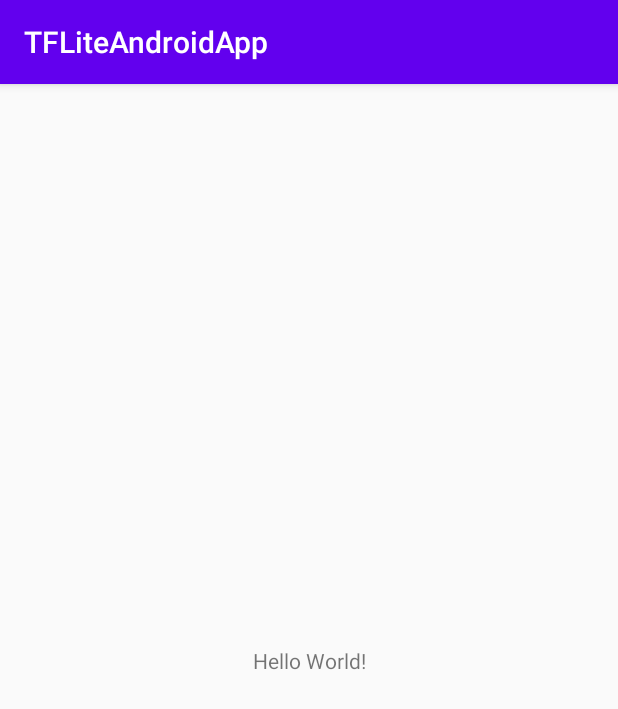
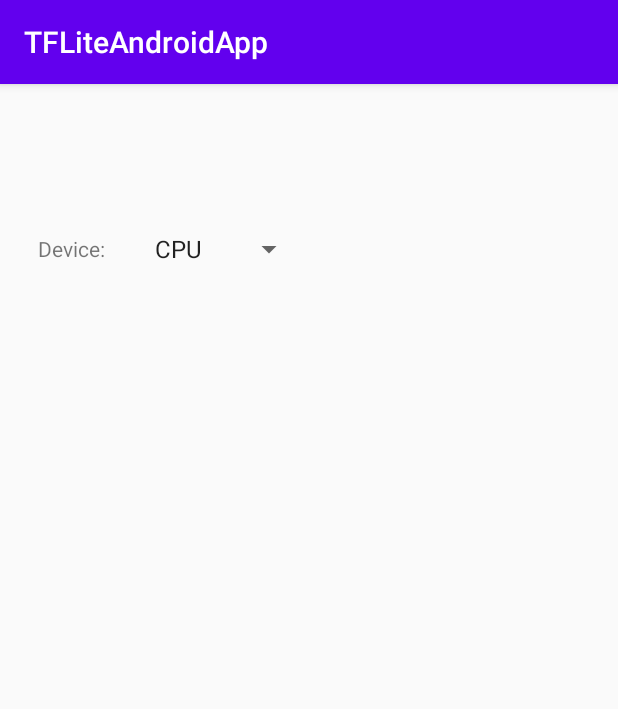
Before and after one commit to Magdalena-N/TFLiteAndroidApp, an Android app: the screen it shows after launch (MainActivity), on a phone screen of 412 x 824 dp. Shown: the top 709 px of the screen. Run offline under Robolectric (Android 15) with nearby library versions, the phone set to English and light mode, and no system bars; libraries missing offline, so code that uses them is left out: com.opencsv, org.tensorflow.lite; 3 statements that could not run were skipped.

Commit message:
Add spinner for device selection.

```diff
--- a/app/src/main/java/com/example/tfliteandroidapp/MainActivity.java
+++ b/app/src/main/java/com/example/tfliteandroidapp/MainActivity.java
@@ -3,12 +3,36 @@ package com.example.tfliteandroidapp;
 import androidx.appcompat.app.AppCompatActivity;
 
 import android.os.Bundle;
+import android.view.View;
+import android.widget.AdapterView;
+import android.widget.Spinner;
 
-public class MainActivity extends AppCompatActivity {
+import com.example.tfliteandroidapp.test.TFLiteAndroidTest;
+import com.example.tfliteandroidapp.test.TFLiteAndroidTest.Device;
+
+public class MainActivity extends AppCompatActivity implements AdapterView.OnItemSelectedListener {
+
+    private TFLiteAndroidTest tfLiteAndroidTest;
+    private Spinner deviceSpinner;
 
     @Override
     protected void onCreate(Bundle savedInstanceState) {
         super.onCreate(savedInstanceState);
         setContentView(R.layout.activity_main);
+        tfLiteAndroidTest = new TFLiteAndroidTest(this);
+        deviceSpinner = findViewById(R.id.deviceSpinner);
+        deviceSpinner.setOnItemSelectedListener(this);
+    }
+
+    public void onItemSelected(AdapterView<?> parent, View view, int pos, long id) {
+        if (parent == deviceSpinner) {
+            Device device = Device.valueOf(parent.getItemAtPosition(pos).toString());
+            tfLiteAndroidTest.setDevice(device);
+        }
+
+    }
+
+    @Override
+    public void onNothingSelected(AdapterView<?> parent) {
     }
 }
--- a/app/src/main/java/com/example/tfliteandroidapp/test/TFLiteAndroidTest.java
+++ b/app/src/main/java/com/example/tfliteandroidapp/test/TFLiteAndroidTest.java
@@ -113,13 +113,13 @@ public class TFLiteAndroidTest {
                  * TODO
                  * Get 10 images from dataSet
                  */
-                for (Bitmap image : images) {
+                //for (Bitmap image : images) {
                     /**
                      * TODO
                      * Run inferences and save results
                      */
                     //saveResult(model,TODO);
-                }
+                //}
             }
         }
         try {
@@ -273,4 +273,9 @@ public class TFLiteAndroidTest {
         String[] str = {modelName, accuracy, inferenceTime};
         csvWriter.writeNext(str);
     }
+
+    public void setDevice(Device device)
+    {
+        currentDevice = device;
+    }
 }
--- a/app/src/main/res/layout/activity_main.xml
+++ b/app/src/main/res/layout/activity_main.xml
@@ -6,13 +6,24 @@
     android:layout_height="match_parent"
     tools:context=".MainActivity">
 
+    <Spinner
+        android:id="@+id/deviceSpinner"
+        android:layout_width="108dp"
+        android:layout_height="24dp"
+        android:layout_marginStart="25dp"
+        android:layout_marginTop="98dp"
+        android:entries="@array/devices"
+        android:prompt="@string/device"
+        app:layout_constraintStart_toEndOf="@+id/textView2"
+        app:layout_constraintTop_toTopOf="parent" />
+
     <TextView
+        android:id="@+id/textView2"
         android:layout_width="wrap_content"
         android:layout_height="wrap_content"
-        android:text="Hello World!"
-        app:layout_constraintBottom_toBottomOf="parent"
-        app:layout_constraintLeft_toLeftOf="parent"
-        app:layout_constraintRight_toRightOf="parent"
+        android:layout_marginStart="25dp"
+        android:layout_marginTop="100dp"
+        android:text="Device:"
+        app:layout_constraintStart_toStartOf="parent"
         app:layout_constraintTop_toTopOf="parent" />
-
 </androidx.constraintlayout.widget.ConstraintLayout>
--- a/app/src/main/res/values/strings.xml
+++ b/app/src/main/res/values/strings.xml
@@ -36,4 +36,11 @@
         <item>ladybug http://image-net.org/api/text/imagenet.synset.geturls?wnid=n02165456</item>
         <item>meerkat http://image-net.org/api/text/imagenet.synset.geturls?wnid=n02138441</item>
     </string-array>
+
+    <string name="device" translatable="false">Device:</string>
+    <string-array name="devices" translatable="false">
+        <item>CPU</item>
+        <item>GPU</item>
+        <item>NNAPI</item>
+    </string-array>
 </resources>
```
